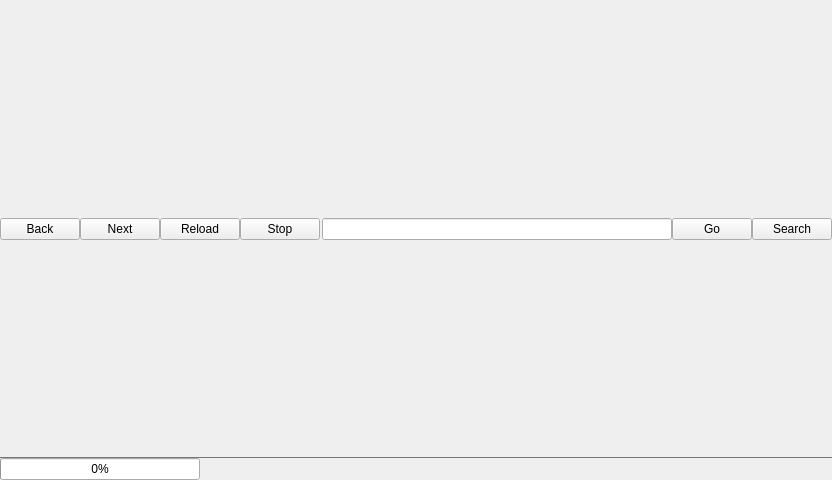
Qt form ryouko_lib/mainwindow.ui (yusumishi/ryouko) before a commit.
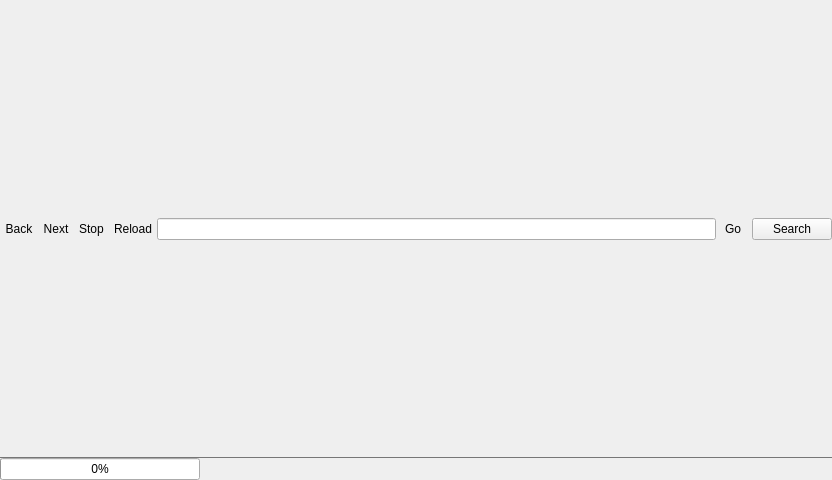
The same form after that commit.

Commit message: Updated mainwindow.ui and ryouko.py so they look a bit nicer. In the process, the interface ended up becoming kludgier, however...

The edit to the form file:
```diff
--- a/ryouko_lib/mainwindow.ui
+++ b/ryouko_lib/mainwindow.ui
@@ -13,6 +13,11 @@
   <property name="windowTitle">
    <string>Ryouko</string>
   </property>
+  <property name="styleSheet">
+   <string notr="true">QListWidget {
+border: 0;
+}</string>
+  </property>
   <property name="unifiedTitleAndToolBarOnMac">
    <bool>false</bool>
   </property>
@@ -63,6 +68,45 @@
          <property name="spacing">
           <number>0</number>
          </property>
+         <property name="bottomMargin">
+          <number>0</number>
+         </property>
+         <item>
+          <widget class="QWidget" name="subToolBar" native="true">
+           <property name="styleSheet">
+            <string notr="true">#subToolBar {
+min-width: 24px;
+}
+
+QListWidget {
+border: 0;
+}
+        
+QToolButton, QPushButton {
+min-width: 24px;
+border: 1px solid transparent;
+padding: 4px;
+border-radius: 4px;
+background-color: transparent;
+}
+
+QToolButton:hover, QPushButton:hover {
+border: 1px solid palette(shadow);
+background: qlineargradient(x1: 0, y1: 0, x2: 0, y2: 1,     stop:0 palette(light), stop:1 palette(button));
+}
+
+QToolButton:pressed, QPushButton:pressed {
+border: 1px solid palette(shadow);
+background: qlineargradient(x1: 0, y1: 0, x2: 0, y2: 1,     stop:0 palette(shadow), stop:1 palette(button));
+}</string>
+           </property>
+           <layout class="QHBoxLayout" name="horizontalLayout">
+            <property name="spacing">
+             <number>0</number>
+            </property>
+            <property name="margin">
+             <number>0</number>
+            </property>
          <item>
           <widget class="QPushButton" name="backButton">
            <property name="toolTip">
@@ -95,19 +139,6 @@
            </property>
           </widget>
          </item>
-         <item>
-          <widget class="QPushButton" name="reloadButton">
-           <property name="toolTip">
-            <string>&lt;b&gt;Reload&lt;/b&gt;&lt;br&gt;F5</string>
-           </property>
-           <property name="text">
-            <string>Reload</string>
-           </property>
-           <property name="shortcut">
-            <string>F5</string>
-           </property>
-          </widget>
-         </item>
          <item>
           <widget class="QPushButton" name="stopButton">
            <property name="toolTip">
@@ -122,6 +153,42 @@
           </widget>
          </item>
          <item>
+             <widget class="QPushButton" name="reloadButton">
+              <property name="toolTip">
+               <string>&lt;b&gt;Reload&lt;/b&gt;&lt;br&gt;F5</string>
+              </property>
+              <property name="text">
+               <string>Reload</string>
+              </property>
+              <property name="shortcut">
+               <string>F5</string>
+              </property>
+             </widget>
+            </item>
+            <item>
+             <widget class="QLineEdit" name="urlBar">
+              <property name="toolTip">
+               <string>&lt;b&gt;Location Bar&lt;/b&gt;&lt;br&gt;Ctrl+L/Alt+D</string>
+              </property>
+             </widget>
+            </item>
+            <item>
+             <widget class="QPushButton" name="goButton">
+              <property name="toolTip">
+               <string>&lt;b&gt;Go&lt;/b&gt;&lt;br&gt;Enter</string>
+              </property>
+              <property name="styleSheet">
+               <string notr="true"/>
+              </property>
+              <property name="text">
+               <string>Go</string>
+              </property>
+             </widget>
+            </item>
+           </layout>
+          </widget>
+         </item>
+         <item>
           <widget class="QPushButton" name="focusURLBarButton">
            <property name="styleSheet">
             <string notr="true">max-width: 0;
@@ -146,26 +213,6 @@
            </property>
           </widget>
          </item>
-         <item>
-          <widget class="QLineEdit" name="urlBar">
-           <property name="toolTip">
-            <string>&lt;b&gt;Location Bar&lt;/b&gt;&lt;br&gt;Ctrl+L/Alt+D</string>
-           </property>
-          </widget>
-         </item>
-         <item>
-          <widget class="QPushButton" name="goButton">
-           <property name="toolTip">
-            <string>&lt;b&gt;Go&lt;/b&gt;&lt;br&gt;Enter</string>
-           </property>
-           <property name="styleSheet">
-            <string notr="true"/>
-           </property>
-           <property name="text">
-            <string>Go</string>
-           </property>
-          </widget>
-         </item>
          <item>
           <widget class="QPushButton" name="searchButton">
            <property name="toolTip">
```
Left out of the diff: 2 changed lines with no effect on the pictures. Lines whose indentation alone changed are shown as unchanged. The commit also changes 1 other file.
